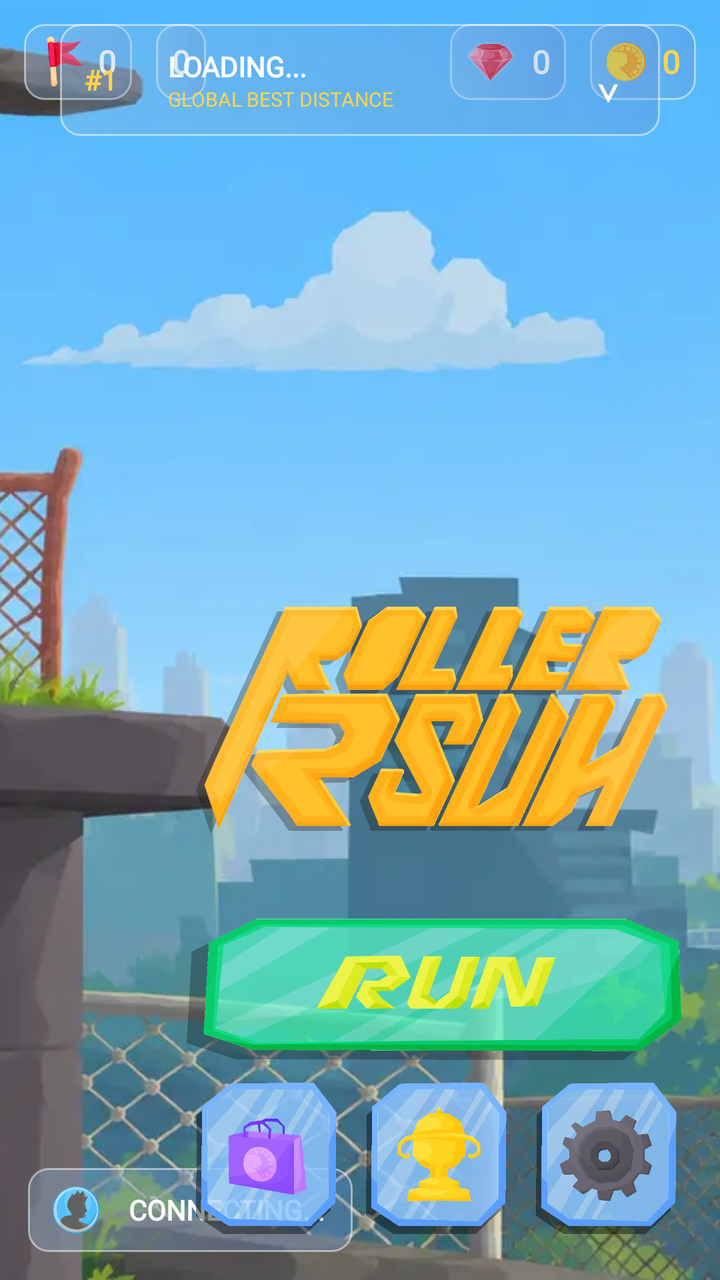
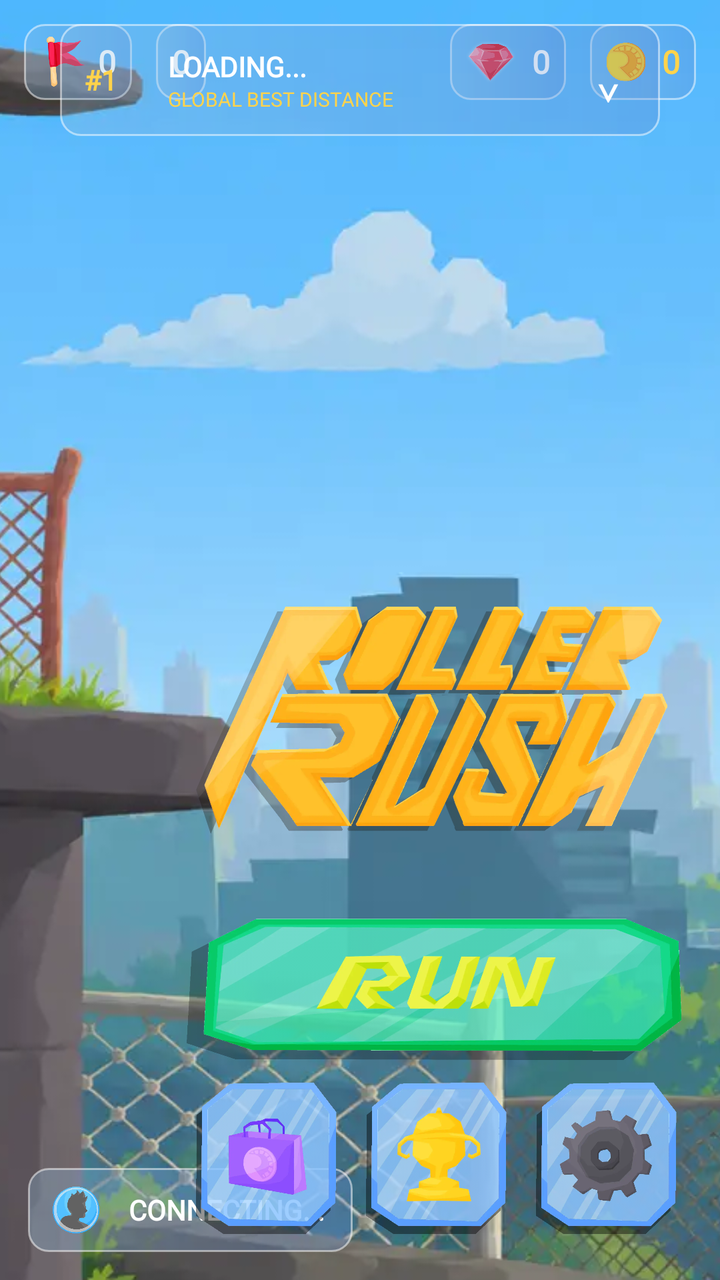

Two renders of the same Android screen: before a commit and after it. Below are the layout's source before the change and the commit's diff.
<!-- AndroidManifest.xml: application theme Theme.RollerRush -->
<!-- res/layout/activity_main_menu.xml -->
<?xml version="1.0" encoding="utf-8"?>
<androidx.constraintlayout.widget.ConstraintLayout
    xmlns:android="http://schemas.android.com/apk/res/android"
    xmlns:app="http://schemas.android.com/apk/res-auto"
    android:layout_width="match_parent"
    android:layout_height="match_parent"
    android:background="#D8F1FF">

    <ImageView
        android:id="@+id/imageView"
        android:layout_width="match_parent"
        android:layout_height="match_parent"
        android:scaleType="centerCrop"
        android:src="@drawable/gen_menu_bg_img"
        app:layout_constraintBottom_toBottomOf="parent"
        app:layout_constraintStart_toStartOf="parent"
        app:layout_constraintTop_toTopOf="parent" />

    










    <LinearLayout
        android:id="@+id/linearLayout4"
        android:layout_width="wrap_content"
        android:layout_height="38dp"
        android:layout_margin="12dp"
        android:background="@drawable/coin_container"
        android:gravity="center"
        android:orientation="horizontal"
        android:paddingHorizontal="8dp"
        app:layout_constraintStart_toStartOf="parent"
        app:layout_constraintTop_toTopOf="parent">

        <ImageView
            android:layout_width="25dp"
            android:layout_height="25dp"
            android:layout_marginEnd="4dp"
            android:src="@drawable/score_flag" />

        <TextView
            android:id="@+id/scoreLabel"
            android:layout_width="wrap_content"
            android:layout_height="wrap_content"
            android:text="0"
            android:fontFamily="@font/count_font"
            android:textColor="#FFFFFF"
            android:textSize="16sp"
            android:textStyle="bold" />
    </LinearLayout>

    <LinearLayout
        android:id="@+id/levelLayout"
        android:layout_width="wrap_content"
        android:layout_height="38dp"
        android:layout_margin="12dp"
        android:background="@drawable/coin_container"
        android:gravity="center"
        android:orientation="horizontal"
        android:paddingHorizontal="8dp"
        app:layout_constraintStart_toEndOf="@+id/linearLayout4"
        app:layout_constraintTop_toTopOf="parent">


        <TextView
            android:id="@+id/levelLabel"
            android:layout_width="wrap_content"
            android:layout_height="wrap_content"
            android:text="0"
            android:fontFamily="@font/count_font"
            android:textColor="#FFFFFF"
            android:textSize="16sp"
            android:textStyle="bold" />
    </LinearLayout>

    <LinearLayout
        android:id="@+id/rubyLayout"
        android:layout_width="wrap_content"
        android:layout_height="38dp"
        android:layout_margin="12dp"
        android:background="@drawable/coin_container"
        android:gravity="center"
        android:orientation="horizontal"
        android:paddingHorizontal="8dp"
        app:layout_constraintEnd_toStartOf="@id/coinLayout"
        app:layout_constraintTop_toTopOf="parent">

        <ImageView
            android:layout_width="25dp"
            android:layout_height="25dp"
            android:layout_marginEnd="8dp"
            android:src="@drawable/rush_ruby" />

        <TextView
            android:id="@+id/rubiesLabel"
            android:layout_width="wrap_content"
            android:layout_height="wrap_content"
            android:fontFamily="@font/count_font"
            android:text="0"
            android:textColor="#FFFFFF"
            android:textSize="16sp"
            android:textStyle="bold" />
    </LinearLayout>

    <LinearLayout
        android:id="@+id/coinLayout"
        android:layout_width="wrap_content"
        android:layout_height="38dp"
        android:layout_margin="12dp"
        android:background="@drawable/coin_container"
        android:gravity="center"
        android:orientation="horizontal"
        android:paddingHorizontal="8dp"
        app:layout_constraintEnd_toEndOf="parent"
        app:layout_constraintTop_toTopOf="parent">

        <ImageView
            android:layout_width="20dp"
            android:layout_height="20dp"
            android:layout_marginEnd="8dp"
            android:src="@drawable/rush_coin" />

        <TextView
            android:id="@+id/coinsLabel"
            android:layout_width="wrap_content"
            android:layout_height="wrap_content"
            android:text="0"
            android:fontFamily="@font/count_font"
            android:textColor="#FFD34B"
            android:textSize="16sp"
            android:textStyle="bold" />
    </LinearLayout>
    <LinearLayout
        android:layout_width="wrap_content"
        android:layout_height="42dp"
        android:layout_margin="14dp"
        android:gravity="center"
        android:background="@drawable/coin_container"
        app:layout_constraintBottom_toBottomOf="parent"
        app:layout_constraintStart_toStartOf="parent">
        <ImageView
            android:layout_width="24dp"
            android:layout_height="24dp"
            android:src="@drawable/profile_icon"
            android:layout_marginStart="12dp"/>
        <TextView
            android:id="@+id/playerNameLabel"
            android:layout_width="wrap_content"
            android:layout_height="wrap_content"
            android:clickable="true"
            android:ellipsize="end"
            android:focusable="true"
            android:fontFamily="@font/count_font"
            android:gravity="center"
            android:maxWidth="220dp"
            android:paddingHorizontal="14dp"
            android:singleLine="true"
            android:text="CONNECTING..."
            android:textColor="#FFFFFF"
            android:textSize="14sp"
            android:textStyle="bold" />
    </LinearLayout>

    <LinearLayout
        android:id="@+id/leaderboardPanel"
        android:layout_width="300dp"
        android:layout_height="56dp"
        android:background="@drawable/coin_container"
        android:clickable="true"
        android:clipChildren="true"
        android:clipToPadding="true"
        android:elevation="10dp"
        android:layout_margin="12dp"
        android:focusable="true"
        android:orientation="vertical"
        app:layout_constraintEnd_toEndOf="parent"
        app:layout_constraintStart_toStartOf="parent"
        app:layout_constraintTop_toTopOf="parent">

        
        <LinearLayout
            android:layout_width="match_parent"
            android:layout_height="56dp"
            android:gravity="center_vertical"
            android:orientation="horizontal"
            android:paddingHorizontal="12dp">

            <TextView
                android:layout_width="42dp"
                android:layout_height="wrap_content"
                android:fontFamily="@font/count_font"
                android:text="#1"
                android:textColor="#FFD34B"
                android:textSize="14sp"
                android:textStyle="bold" />

            <LinearLayout
                android:layout_width="0dp"
                android:layout_height="wrap_content"
                android:layout_weight="1"
                android:orientation="vertical">

                <TextView
                    android:id="@+id/leaderboardLeaderName"
                    android:layout_width="match_parent"
                    android:layout_height="wrap_content"
                    android:ellipsize="end"
                    android:fontFamily="@font/count_font"
                    android:maxLines="1"
                    android:text="LOADING..."
                    android:textColor="#FFFFFF"
                    android:textSize="14sp"
                    android:textStyle="bold" />

                <TextView
                    android:id="@+id/leaderboardLeaderDistance"
                    android:layout_width="match_parent"
                    android:layout_height="wrap_content"
                    android:fontFamily="@font/count_font"
                    android:text="GLOBAL BEST DISTANCE"
                    android:textColor="#FFD34B"
                    android:textSize="10sp" />
            </LinearLayout>

            <TextView
                android:id="@+id/leaderboardExpandIcon"
                android:layout_width="28dp"
                android:layout_height="wrap_content"
                android:gravity="center"
                android:text="⌄"
                android:textColor="#FFFFFF"
                android:textSize="24sp" />

        </LinearLayout>

        
        <LinearLayout
            android:id="@+id/leaderboardRows"
            android:layout_width="match_parent"
            android:layout_height="wrap_content"
            android:orientation="vertical"
            android:paddingHorizontal="10dp"
            android:paddingBottom="8dp"
            android:visibility="gone" />

    </LinearLayout>



    
    <LinearLayout
        android:id="@+id/menuControls"
        android:layout_width="wrap_content"
        android:layout_height="wrap_content"
        android:layout_margin="12dp"
        android:gravity="center"
        android:orientation="vertical"
        app:layout_constraintBottom_toBottomOf="parent"
        app:layout_constraintEnd_toEndOf="parent"
        app:layout_constraintTop_toBottomOf="@id/linearLayout2">

        <ImageView
            android:id="@+id/rushTitle"
            android:layout_width="260dp"
            android:layout_height="120dp"
            android:layout_marginBottom="38dp"
            android:src="@drawable/rush_title1" />

        <ImageView
            android:id="@+id/playButton"
            android:layout_width="260dp"
            android:layout_height="75dp"
            android:src="@drawable/run_btn" />

        <LinearLayout
            android:layout_width="wrap_content"
            android:layout_height="wrap_content"
            android:layout_marginVertical="8dp"
            android:orientation="horizontal">

            <ImageView
                android:id="@+id/shopButton"
                android:layout_width="80dp"
                android:layout_height="80dp"
                android:src="@drawable/shop_btn" />


            <FrameLayout
                android:layout_width="90dp"
                android:layout_height="80dp">

                <ImageView
                    android:id="@+id/characterButton"
                    android:layout_width="80dp"
                    android:layout_height="80dp"
                    android:layout_gravity="center"
                    android:src="@drawable/achievements_btn"
                    android:contentDescription="Missions" />

                <TextView
                    android:id="@+id/missionBadge"
                    android:layout_width="25dp"
                    android:layout_height="25dp"
                    android:layout_gravity="top|end"
                    android:background="@drawable/red_bubble"
                    android:gravity="center"
                    android:text="3"
                    android:textColor="#FFFFFF"
                    android:textSize="12sp"
                    android:textStyle="bold"
                    android:visibility="gone" />

            </FrameLayout>


            <ImageView
                android:id="@+id/settingsButton"
                android:layout_width="80dp"
                android:layout_height="80dp"
                android:src="@drawable/settings_btn" />
        </LinearLayout>
    </LinearLayout>

</androidx.constraintlayout.widget.ConstraintLayout>
<!-- resources referenced by this layout -->
<resources>
  <!-- drawable achievements_btn: webp bitmap (drawable, 22094 bytes) -->
  <!-- drawable coin_container (drawable) -->
  <?xml version="1.0" encoding="utf-8"?>
  <shape xmlns:android="http://schemas.android.com/apk/res/android">
  <gradient android:startColor="#4D93C0E2" android:endColor="#4D6189D0"/>
      <corners android:radius="10dp"/>
      <stroke android:color="#81FFFFFF" android:width="1dp"/>
  </shape>
  <!-- drawable gen_menu_bg_img: webp bitmap (drawable, 63534 bytes) -->
  <!-- drawable profile_icon: webp bitmap (drawable, 7872 bytes) -->
  <!-- drawable red_bubble: png bitmap (drawable, 22525 bytes) -->
  <!-- drawable run_btn: webp bitmap (drawable, 51602 bytes) -->
  <!-- drawable rush_coin: webp bitmap (drawable, 6902 bytes) -->
  <!-- drawable rush_ruby: webp bitmap (drawable, 12584 bytes) -->
  <!-- drawable rush_title1: webp bitmap (drawable, 112280 bytes) -->
  <!-- drawable score_flag: png bitmap (drawable, 18482 bytes) -->
  <!-- drawable settings_btn: webp bitmap (drawable, 21680 bytes) -->
  <!-- drawable shop_btn: webp bitmap (drawable, 20246 bytes) -->
  <style name="Theme.RollerRush" parent="Theme.AppCompat.NoActionBar">
          <item name="android:windowFullscreen">true</item>
          <item name="android:windowBackground">@android:color/black</item>
      </style>
</resources>

<!-- the commit's change to res/layout/activity_main_menu.xml (unified diff, before → after) -->
@@ -271,7 +271,7 @@
             android:layout_width="260dp"
             android:layout_height="120dp"
             android:layout_marginBottom="38dp"
-            android:src="@drawable/rush_title1" />
+            android:src="@drawable/rush_title4" />
 
         <ImageView
             android:id="@+id/playButton"
<!-- resource entries referenced after the edit -->
@@ -14,7 +14,7 @@
   <!-- drawable run_btn: webp bitmap (drawable, 51602 bytes) -->
   <!-- drawable rush_coin: webp bitmap (drawable, 6902 bytes) -->
   <!-- drawable rush_ruby: webp bitmap (drawable, 12584 bytes) -->
-  <!-- drawable rush_title1: webp bitmap (drawable, 112280 bytes) -->
+  <!-- drawable rush_title4: webp bitmap (drawable, 114746 bytes) -->
   <!-- drawable score_flag: png bitmap (drawable, 18482 bytes) -->
   <!-- drawable settings_btn: webp bitmap (drawable, 21680 bytes) -->
   <!-- drawable shop_btn: webp bitmap (drawable, 20246 bytes) -->
